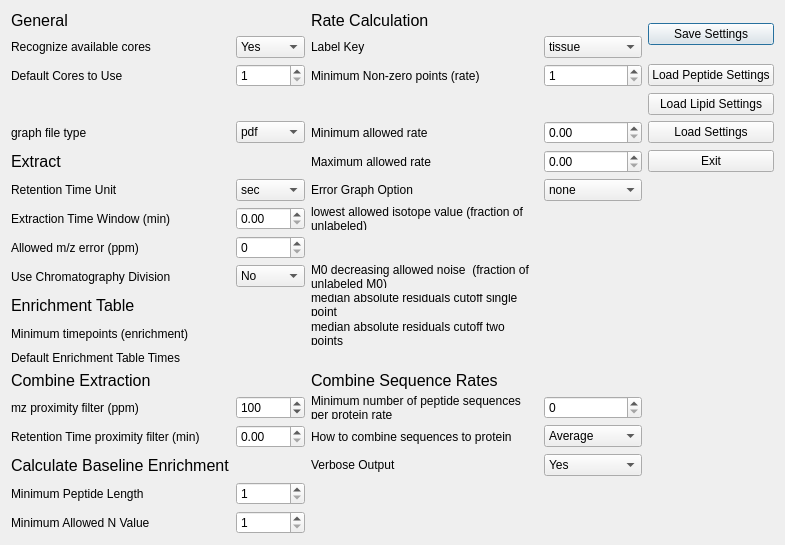
The window that ui_files/Settings_Menu.ui (JC-Price/DeuteRater) describes before a commit, drawn with Qt 5.
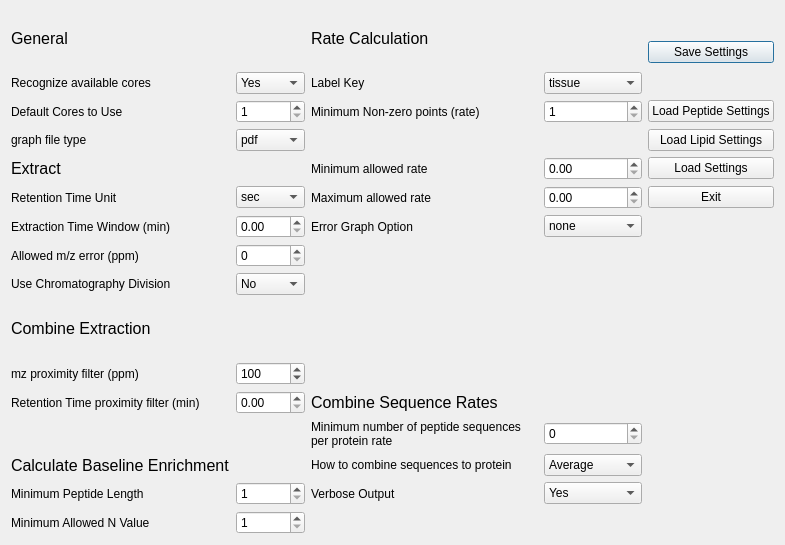
The same window after the commit.

Commit message: Adjusted left column of settings gui

What changed in the file:
```diff
--- a/ui_files/Settings_Menu.ui
+++ b/ui_files/Settings_Menu.ui
@@ -14,7 +14,7 @@
    <string>Dialog</string>
   </property>
   <layout class="QGridLayout" name="gridLayout">
-   <item row="19" column="1">
+   <item row="18" column="1">
     <widget class="QSpinBox" name="min_allowed_n_value">
      <property name="minimum">
       <number>1</number>
@@ -24,14 +24,14 @@
      </property>
     </widget>
    </item>
-   <item row="19" column="0">
+   <item row="18" column="0">
     <widget class="QLabel" name="label_25">
      <property name="text">
       <string>Minimum Allowed N Value</string>
      </property>
     </widget>
    </item>
-   <item row="18" column="1">
+   <item row="17" column="1">
     <widget class="QSpinBox" name="min_AA_length">
      <property name="minimum">
       <number>1</number>
@@ -51,7 +51,7 @@
      </property>
     </widget>
    </item>
-   <item row="16" column="1">
+   <item row="14" column="1">
     <widget class="QDoubleSpinBox" name="rt_prox_filter"/>
    </item>
    <item row="15" column="2">
@@ -67,7 +67,7 @@
    <item row="15" column="3">
     <widget class="QSpinBox" name="minimum_sequences_to_combine_for_protein_rate"/>
    </item>
-   <item row="17" column="0">
+   <item row="16" column="0">
     <widget class="QLabel" name="label_7">
      <property name="font">
       <font>
@@ -79,7 +79,7 @@
      </property>
     </widget>
    </item>
-   <item row="16" column="0">
+   <item row="14" column="0">
     <widget class="QLabel" name="label_31">
      <property name="text">
       <string>Retention Time proximity filter (min)</string>
@@ -100,7 +100,7 @@
      </item>
     </widget>
    </item>
-   <item row="18" column="0">
+   <item row="17" column="0">
     <widget class="QLabel" name="label_24">
      <property name="text">
       <string>Minimum Peptide Length</string>
@@ -131,7 +131,7 @@
      </item>
     </widget>
    </item>
-   <item row="15" column="1">
+   <item row="13" column="1">
     <widget class="QSpinBox" name="mz_prox_filter">
      <property name="minimum">
       <number>1</number>
@@ -147,21 +147,21 @@
      </property>
     </widget>
    </item>
-   <item row="15" column="0">
+   <item row="13" column="0">
     <widget class="QLabel" name="label_27">
      <property name="text">
       <string>mz proximity filter (ppm)</string>
      </property>
     </widget>
    </item>
-   <item row="9" column="1">
+   <item row="7" column="1">
     <widget class="QSpinBox" name="ppm_error">
      <property name="maximum">
       <number>100</number>
      </property>
     </widget>
    </item>
-   <item row="10" column="1">
+   <item row="8" column="1">
     <widget class="QComboBox" name="use_chromatography_division">
      <item>
       <property name="text">
@@ -180,34 +180,24 @@
      </item>
     </widget>
    </item>
-   <item row="8" column="0">
+   <item row="6" column="0">
     <widget class="QLabel" name="label_20">
      <property name="text">
       <string>Extraction Time Window (min)</string>
      </property>
     </widget>
    </item>
-   <item row="8" column="2">
-    <widget class="QLabel" name="label_33">
-     <property name="text">
-      <string>lowest allowed isotope value (fraction of unlabeled)</string>
-     </property>
-     <property name="wordWrap">
-      <bool>true</bool>
-     </property>
-    </widget>
-   </item>
-   <item row="9" column="0">
+   <item row="7" column="0">
     <widget class="QLabel" name="label_21">
      <property name="text">
       <string>Allowed m/z error (ppm)</string>
      </property>
     </widget>
    </item>
-   <item row="8" column="1">
+   <item row="6" column="1">
     <widget class="QDoubleSpinBox" name="time_window"/>
    </item>
-   <item row="10" column="0">
+   <item row="8" column="0">
     <widget class="QLabel" name="label_22">
      <property name="acceptDrops">
       <bool>false</bool>
@@ -282,69 +272,7 @@
      </property>
     </widget>
    </item>
-   <item row="11" column="2">
-    <widget class="QLabel" name="label_36">
-     <property name="text">
-      <string>median absolute residuals cutoff single point</string>
-     </property>
-     <property name="wordWrap">
-      <bool>true</bool>
-     </property>
-    </widget>
-   </item>
    <item row="12" column="0">
-    <widget class="QLabel" name="label_28">
-     <property name="text">
-      <string>Minimum timepoints (enrichment)</string>
-     </property>
-     <property name="wordWrap">
-      <bool>true</bool>
-     </property>
-    </widget>
-   </item>
-   <item row="12" column="2">
-    <widget class="QLabel" name="label_38">
-     <property name="text">
-      <string>median absolute residuals cutoff two points</string>
-     </property>
-     <property name="wordWrap">
-      <bool>true</bool>
-     </property>
-    </widget>
-   </item>
-   <item row="10" column="2">
-    <widget class="QLabel" name="label_35">
-     <property name="text">
-      <string>M0 decreasing allowed noise  (fraction of unlabeled M0)</string>
-     </property>
-     <property name="wordWrap">
-      <bool>true</bool>
-     </property>
-    </widget>
-   </item>
-   <item row="11" column="0">
-    <widget class="QLabel" name="label_8">
-     <property name="font">
-      <font>
-       <pointsize>12</pointsize>
-      </font>
-     </property>
-     <property name="text">
-      <string>Enrichment Table</string>
-     </property>
-    </widget>
-   </item>
-   <item row="13" column="0">
-    <widget class="QLabel" name="label_37">
-     <property name="text">
-      <string>Default Enrichment Table Times</string>
-     </property>
-     <property name="wordWrap">
-      <bool>true</bool>
-     </property>
-    </widget>
-   </item>
-   <item row="14" column="0">
     <widget class="QLabel" name="label_10">
      <property name="sizePolicy">
       <sizepolicy hsizetype="Preferred" vsizetype="Minimum">
@@ -505,7 +433,7 @@
      </property>
     </widget>
    </item>
-   <item row="4" column="0">
+   <item row="3" column="0">
     <widget class="QLabel" name="label_41">
      <property name="text">
       <string>graph file type</string>
@@ -515,7 +443,7 @@
      </property>
     </widget>
    </item>
-   <item row="4" column="1">
+   <item row="3" column="1">
     <widget class="QComboBox" name="graph_file_type">
      <item>
       <property name="text">
@@ -534,7 +462,7 @@
      </item>
     </widget>
    </item>
-   <item row="5" column="0">
+   <item row="4" column="0">
     <widget class="QLabel" name="label_6">
      <property name="font">
       <font>
@@ -546,7 +474,7 @@
      </property>
     </widget>
    </item>
-   <item row="6" column="1">
+   <item row="5" column="1">
     <widget class="QComboBox" name="rt_unit">
      <item>
       <property name="text">
@@ -560,7 +488,7 @@
      </item>
     </widget>
    </item>
-   <item row="6" column="0">
+   <item row="5" column="0">
     <widget class="QLabel" name="label_19">
      <property name="text">
       <string>Retention Time Unit</string>
```
The commit also changes 2 other files.
